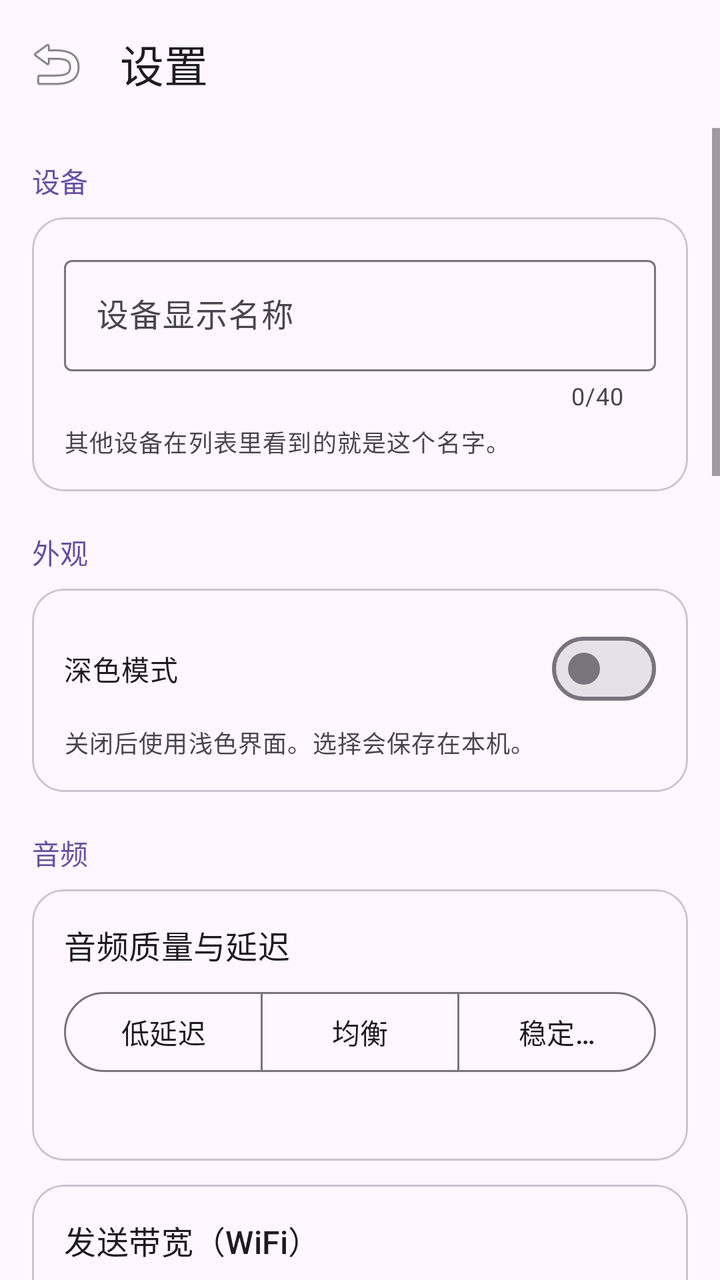
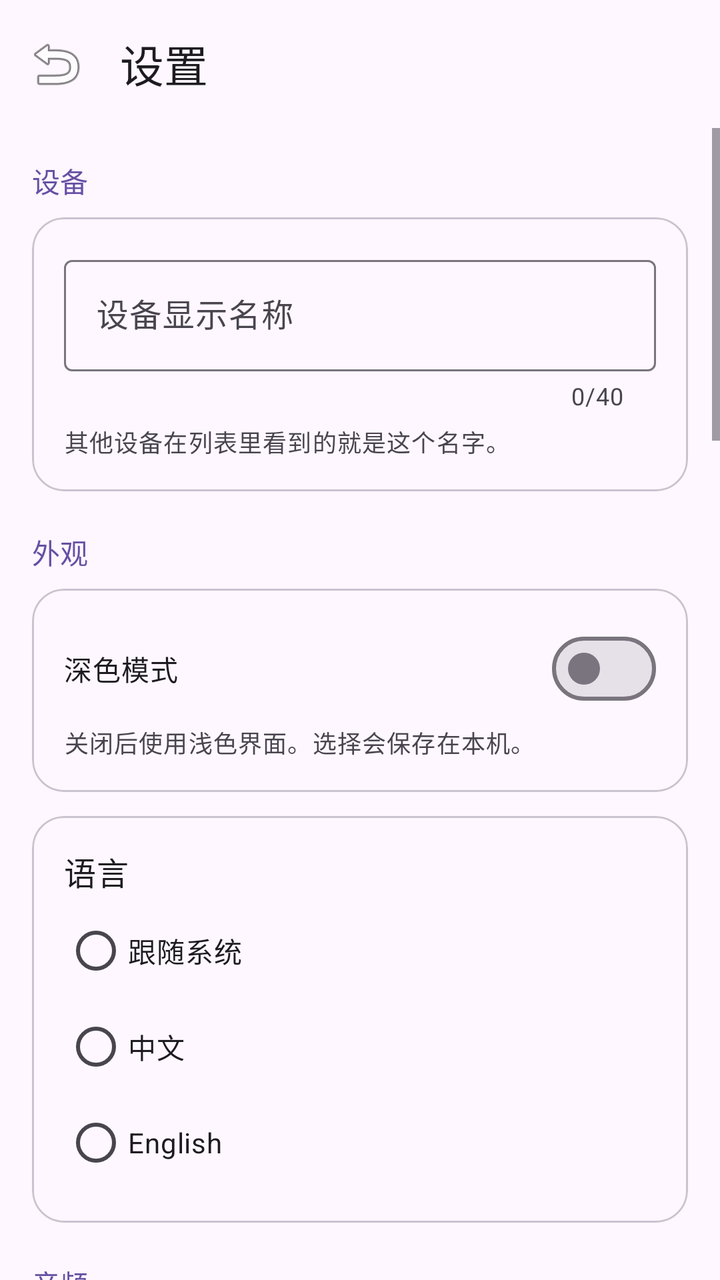

Screens rendered from an Android XML layout before and after an edit, with the pre-edit source and the edit as a unified diff.
<!-- AndroidManifest.xml: application theme Theme.AudioHub -->
<!-- res/layout/activity_settings.xml -->
<?xml version="1.0" encoding="utf-8"?>
<LinearLayout xmlns:android="http://schemas.android.com/apk/res/android"
    xmlns:app="http://schemas.android.com/apk/res-auto"
    android:id="@+id/settingsRoot"
    android:layout_width="match_parent"
    android:layout_height="match_parent"
    android:background="?attr/colorSurface"
    android:orientation="vertical">

    <com.google.android.material.appbar.MaterialToolbar
        android:id="@+id/settingsToolbar"
        android:layout_width="match_parent"
        android:layout_height="?attr/actionBarSize"
        android:background="?attr/colorSurface"
        app:navigationIcon="@android:drawable/ic_menu_revert"
        app:title="@string/settings_title" />

    <ScrollView
        android:id="@+id/settingsScroll"
        android:layout_width="match_parent"
        android:layout_height="0dp"
        android:layout_weight="1">

        <LinearLayout
            android:layout_width="match_parent"
            android:layout_height="wrap_content"
            android:orientation="vertical"
            android:padding="16dp">

            
            <TextView
                android:layout_width="match_parent"
                android:layout_height="wrap_content"
                android:text="@string/settings_group_device"
                android:textAppearance="?attr/textAppearanceTitleSmall"
                android:textColor="?attr/colorPrimary" />

            <com.google.android.material.card.MaterialCardView
                android:layout_width="match_parent"
                android:layout_height="wrap_content"
                android:layout_marginTop="8dp"
                app:cardCornerRadius="16dp">

                <LinearLayout
                    android:layout_width="match_parent"
                    android:layout_height="wrap_content"
                    android:orientation="vertical"
                    android:padding="16dp">

                    <com.google.android.material.textfield.TextInputLayout
                        android:id="@+id/layoutDeviceName"
                        style="@style/Widget.Material3.TextInputLayout.OutlinedBox"
                        android:layout_width="match_parent"
                        android:layout_height="wrap_content"
                        android:hint="@string/settings_device_name"
                        app:counterEnabled="true"
                        app:counterMaxLength="40">

                        <com.google.android.material.textfield.TextInputEditText
                            android:id="@+id/editDeviceName"
                            android:layout_width="match_parent"
                            android:layout_height="wrap_content"
                            android:inputType="text"
                            android:maxLength="40"
                            android:maxLines="1" />
                    </com.google.android.material.textfield.TextInputLayout>

                    <TextView
                        android:layout_width="match_parent"
                        android:layout_height="wrap_content"
                        android:layout_marginTop="6dp"
                        android:text="@string/settings_device_name_hint"
                        android:textAppearance="?attr/textAppearanceBodySmall"
                        android:textColor="?android:attr/textColorSecondary" />
                </LinearLayout>
            </com.google.android.material.card.MaterialCardView>

            <TextView
                android:layout_width="match_parent"
                android:layout_height="wrap_content"
                android:layout_marginTop="20dp"
                android:text="@string/settings_group_appearance"
                android:textAppearance="?attr/textAppearanceTitleSmall"
                android:textColor="?attr/colorPrimary" />

            <com.google.android.material.card.MaterialCardView
                android:layout_width="match_parent"
                android:layout_height="wrap_content"
                android:layout_marginTop="8dp"
                app:cardCornerRadius="16dp">

                <LinearLayout
                    android:layout_width="match_parent"
                    android:layout_height="wrap_content"
                    android:orientation="vertical"
                    android:padding="16dp">

                    <com.google.android.material.materialswitch.MaterialSwitch
                        android:id="@+id/switchDarkMode"
                        android:layout_width="match_parent"
                        android:layout_height="wrap_content"
                        android:text="@string/settings_dark_mode" />

                    <TextView
                        android:layout_width="match_parent"
                        android:layout_height="wrap_content"
                        android:layout_marginTop="4dp"
                        android:text="@string/settings_dark_mode_hint"
                        android:textAppearance="?attr/textAppearanceBodySmall"
                        android:textColor="?android:attr/textColorSecondary" />
                </LinearLayout>
            </com.google.android.material.card.MaterialCardView>

            
            <TextView
                android:layout_width="match_parent"
                android:layout_height="wrap_content"
                android:layout_marginTop="20dp"
                android:text="@string/settings_group_audio"
                android:textAppearance="?attr/textAppearanceTitleSmall"
                android:textColor="?attr/colorPrimary" />

            
            <com.google.android.material.card.MaterialCardView
                android:layout_width="match_parent"
                android:layout_height="wrap_content"
                android:layout_marginTop="8dp"
                app:cardCornerRadius="16dp">

                <LinearLayout
                    android:layout_width="match_parent"
                    android:layout_height="wrap_content"
                    android:orientation="vertical"
                    android:padding="16dp">

                    <TextView
                        android:layout_width="match_parent"
                        android:layout_height="wrap_content"
                        android:text="@string/settings_quality"
                        android:textAppearance="?attr/textAppearanceTitleMedium" />

                    <com.google.android.material.button.MaterialButtonToggleGroup
                        android:id="@+id/toggleQuality"
                        android:layout_width="match_parent"
                        android:layout_height="wrap_content"
                        android:layout_marginTop="8dp"
                        app:selectionRequired="true"
                        app:singleSelection="true">

                        <com.google.android.material.button.MaterialButton
                            android:id="@+id/btnQLow"
                            style="?attr/materialButtonOutlinedStyle"
                            android:layout_width="0dp"
                            android:layout_height="wrap_content"
                            android:layout_weight="1"
                            android:text="@string/quality_low" />

                        <com.google.android.material.button.MaterialButton
                            android:id="@+id/btnQBalanced"
                            style="?attr/materialButtonOutlinedStyle"
                            android:layout_width="0dp"
                            android:layout_height="wrap_content"
                            android:layout_weight="1"
                            android:text="@string/quality_balanced" />

                        <com.google.android.material.button.MaterialButton
                            android:id="@+id/btnQStable"
                            style="?attr/materialButtonOutlinedStyle"
                            android:layout_width="0dp"
                            android:layout_height="wrap_content"
                            android:layout_weight="1"
                            android:text="@string/quality_stable" />
                    </com.google.android.material.button.MaterialButtonToggleGroup>

                    <TextView
                        android:id="@+id/txtQualityHint"
                        android:layout_width="match_parent"
                        android:layout_height="wrap_content"
                        android:layout_marginTop="8dp"
                        android:textAppearance="?attr/textAppearanceBodySmall"
                        android:textColor="?android:attr/textColorSecondary" />
                </LinearLayout>
            </com.google.android.material.card.MaterialCardView>

            
            <com.google.android.material.card.MaterialCardView
                android:layout_width="match_parent"
                android:layout_height="wrap_content"
                android:layout_marginTop="12dp"
                app:cardCornerRadius="16dp">

                <LinearLayout
                    android:layout_width="match_parent"
                    android:layout_height="wrap_content"
                    android:orientation="vertical"
                    android:padding="16dp">

                    <TextView
                        android:layout_width="match_parent"
                        android:layout_height="wrap_content"
                        android:text="@string/settings_bandwidth"
                        android:textAppearance="?attr/textAppearanceTitleMedium" />

                    <RadioGroup
                        android:id="@+id/radioBandwidth"
                        android:layout_width="match_parent"
                        android:layout_height="wrap_content"
                        android:layout_marginTop="4dp"
                        android:orientation="vertical">

                        <com.google.android.material.radiobutton.MaterialRadioButton
                            android:id="@+id/rbBw0"
                            android:layout_width="match_parent"
                            android:layout_height="wrap_content" />

                        <com.google.android.material.radiobutton.MaterialRadioButton
                            android:id="@+id/rbBw1"
                            android:layout_width="match_parent"
                            android:layout_height="wrap_content" />

                        <com.google.android.material.radiobutton.MaterialRadioButton
                            android:id="@+id/rbBw2"
                            android:layout_width="match_parent"
                            android:layout_height="wrap_content" />

                        <com.google.android.material.radiobutton.MaterialRadioButton
                            android:id="@+id/rbBw3"
                            android:layout_width="match_parent"
                            android:layout_height="wrap_content" />
                    </RadioGroup>

                    <TextView
                        android:layout_width="match_parent"
                        android:layout_height="wrap_content"
                        android:layout_marginTop="6dp"
                        android:text="@string/bandwidth_note"
                        android:textAppearance="?attr/textAppearanceBodySmall"
                        android:textColor="?android:attr/textColorSecondary" />
                </LinearLayout>
            </com.google.android.material.card.MaterialCardView>

            
            <com.google.android.material.card.MaterialCardView
                android:layout_width="match_parent"
                android:layout_height="wrap_content"
                android:layout_marginTop="12dp"
                app:cardCornerRadius="16dp">

                <LinearLayout
                    android:layout_width="match_parent"
                    android:layout_height="wrap_content"
                    android:orientation="vertical"
                    android:padding="16dp">

                    <com.google.android.material.materialswitch.MaterialSwitch
                        android:id="@+id/switchExclusive"
                        android:layout_width="match_parent"
                        android:layout_height="wrap_content"
                        android:text="@string/settings_exclusive" />

                    <TextView
                        android:layout_width="match_parent"
                        android:layout_height="wrap_content"
                        android:layout_marginTop="6dp"
                        android:text="@string/settings_exclusive_hint"
                        android:textAppearance="?attr/textAppearanceBodySmall"
                        android:textColor="?android:attr/textColorSecondary" />
                </LinearLayout>
            </com.google.android.material.card.MaterialCardView>

            
            <com.google.android.material.card.MaterialCardView
                android:layout_width="match_parent"
                android:layout_height="wrap_content"
                android:layout_marginTop="12dp"
                app:cardCornerRadius="16dp">

                <LinearLayout
                    android:layout_width="match_parent"
                    android:layout_height="wrap_content"
                    android:orientation="vertical"
                    android:padding="16dp">

                    <com.google.android.material.materialswitch.MaterialSwitch
                        android:id="@+id/switchAutoConnect"
                        android:layout_width="match_parent"
                        android:layout_height="wrap_content"
                        android:text="@string/settings_autoconnect" />

                    <TextView
                        android:layout_width="match_parent"
                        android:layout_height="wrap_content"
                        android:layout_marginTop="6dp"
                        android:text="@string/settings_autoconnect_hint"
                        android:textAppearance="?attr/textAppearanceBodySmall"
                        android:textColor="?android:attr/textColorSecondary" />
                </LinearLayout>
            </com.google.android.material.card.MaterialCardView>

            
            <com.google.android.material.card.MaterialCardView
                android:layout_width="match_parent"
                android:layout_height="wrap_content"
                android:layout_marginTop="12dp"
                app:cardCornerRadius="16dp">

                <LinearLayout
                    android:layout_width="match_parent"
                    android:layout_height="wrap_content"
                    android:orientation="vertical"
                    android:padding="16dp">

                    <com.google.android.material.materialswitch.MaterialSwitch
                        android:id="@+id/switchLog"
                        android:layout_width="match_parent"
                        android:layout_height="wrap_content"
                        android:text="@string/settings_log" />

                    <TextView
                        android:layout_width="match_parent"
                        android:layout_height="wrap_content"
                        android:layout_marginTop="6dp"
                        android:text="@string/settings_log_hint"
                        android:textAppearance="?attr/textAppearanceBodySmall"
                        android:textColor="?android:attr/textColorSecondary" />
                </LinearLayout>
            </com.google.android.material.card.MaterialCardView>

            
            <TextView
                android:layout_width="match_parent"
                android:layout_height="wrap_content"
                android:layout_marginTop="20dp"
                android:layout_marginBottom="6dp"
                android:text="@string/settings_security"
                android:textAppearance="?attr/textAppearanceTitleSmall"
                android:textColor="?attr/colorPrimary" />

            <com.google.android.material.card.MaterialCardView
                android:layout_width="match_parent"
                android:layout_height="wrap_content"
                app:cardCornerRadius="16dp">

                <LinearLayout
                    android:layout_width="match_parent"
                    android:layout_height="wrap_content"
                    android:orientation="vertical"
                    android:padding="16dp">

                    <com.google.android.material.materialswitch.MaterialSwitch
                        android:id="@+id/switchApproval"
                        android:layout_width="match_parent"
                        android:layout_height="wrap_content"
                        android:text="@string/settings_approval" />

                    <TextView
                        android:layout_width="match_parent"
                        android:layout_height="wrap_content"
                        android:layout_marginTop="6dp"
                        android:text="@string/settings_approval_hint"
                        android:textAppearance="?attr/textAppearanceBodySmall"
                        android:textColor="?android:attr/textColorSecondary" />

                    <View
                        android:layout_width="match_parent"
                        android:layout_height="1dp"
                        android:layout_marginTop="14dp"
                        android:layout_marginBottom="14dp"
                        android:background="?android:attr/listDivider" />

                    <TextView
                        android:layout_width="match_parent"
                        android:layout_height="wrap_content"
                        android:text="@string/settings_approved_devices"
                        android:textAppearance="?attr/textAppearanceTitleSmall" />

                    <TextView
                        android:id="@+id/txtApproved"
                        android:layout_width="match_parent"
                        android:layout_height="wrap_content"
                        android:layout_marginTop="6dp"
                        android:fontFamily="monospace"
                        android:textAppearance="?attr/textAppearanceBodySmall"
                        android:textColor="?android:attr/textColorSecondary" />

                    <com.google.android.material.button.MaterialButton
                        android:id="@+id/btnClearApproved"
                        style="?attr/materialButtonOutlinedStyle"
                        android:layout_width="wrap_content"
                        android:layout_height="wrap_content"
                        android:layout_marginTop="10dp"
                        android:text="@string/settings_approved_clear" />
                </LinearLayout>
            </com.google.android.material.card.MaterialCardView>

            
            <TextView
                android:layout_width="match_parent"
                android:layout_height="wrap_content"
                android:layout_marginTop="20dp"
                android:text="@string/settings_group_about"
                android:textAppearance="?attr/textAppearanceTitleSmall"
                android:textColor="?attr/colorPrimary" />

            <com.google.android.material.card.MaterialCardView
                android:layout_width="match_parent"
                android:layout_height="wrap_content"
                android:layout_marginTop="8dp"
                app:cardCornerRadius="16dp">

                <LinearLayout
                    android:layout_width="match_parent"
                    android:layout_height="wrap_content"
                    android:orientation="vertical"
                    android:padding="8dp">

                    <LinearLayout
                        android:id="@+id/rowSource"
                        android:layout_width="match_parent"
                        android:layout_height="wrap_content"
                        android:background="?attr/selectableItemBackground"
                        android:clickable="true"
                        android:focusable="true"
                        android:gravity="center_vertical"
                        android:orientation="horizontal"
                        android:padding="12dp">

                        <LinearLayout
                            android:layout_width="0dp"
                            android:layout_height="wrap_content"
                            android:layout_weight="1"
                            android:orientation="vertical">

                            <TextView
                                android:layout_width="match_parent"
                                android:layout_height="wrap_content"
                                android:text="@string/settings_source_code"
                                android:textAppearance="?attr/textAppearanceTitleMedium" />

                            <TextView
                                android:id="@+id/txtSourceUrl"
                                android:layout_width="match_parent"
                                android:layout_height="wrap_content"
                                android:textAppearance="?attr/textAppearanceBodySmall"
                                android:textColor="?android:attr/textColorSecondary" />
                        </LinearLayout>

                        <TextView
                            android:layout_width="wrap_content"
                            android:layout_height="wrap_content"
                            android:text="›"
                            android:textAppearance="?attr/textAppearanceHeadlineSmall"
                            android:textColor="?android:attr/textColorSecondary" />
                    </LinearLayout>

                    <View
                        android:layout_width="match_parent"
                        android:layout_height="1dp"
                        android:layout_marginStart="12dp"
                        android:layout_marginEnd="12dp"
                        android:background="?attr/colorOutlineVariant" />

                    <TextView
                        android:id="@+id/txtVersion"
                        android:layout_width="match_parent"
                        android:layout_height="wrap_content"
                        android:padding="12dp"
                        android:textAppearance="?attr/textAppearanceBodyMedium" />
                </LinearLayout>
            </com.google.android.material.card.MaterialCardView>

            <TextView
                android:layout_width="match_parent"
                android:layout_height="wrap_content"
                android:layout_marginTop="16dp"
                android:layout_marginBottom="24dp"
                android:text="@string/settings_license"
                android:textAppearance="?attr/textAppearanceBodySmall"
                android:textColor="?android:attr/textColorSecondary" />
        </LinearLayout>
    </ScrollView>
</LinearLayout>
<!-- resources referenced by this layout -->
<resources>
  <string name="bandwidth_note">此档位由发送端决定，接收端自动跟随。\n\n只作用于 WiFi：通过降低采样率和声道数减少带宽；低档位会损失高频。\n\n运行中修改会立即通知已连接的接收端。</string>
  <string name="quality_balanced">均衡</string>
  <string name="quality_low">低延迟</string>
  <string name="quality_stable">稳定优先</string>
  <string name="settings_approval">连接审批</string>
  <string name="settings_approval_hint">开启后，新设备接入不会立刻收到你的音频，需要你在「发送」页点【允许】。批准过的设备会自动放行，不再询问。\n\n关闭后任何设备连上即可接收音频（不安全，仅在完全可信的局域网里使用）。</string>
  <string name="settings_approved_clear">全部撤销</string>
  <string name="settings_approved_devices">已批准的设备</string>
  <string name="settings_autoconnect">自动连接新设备</string>
  <string name="settings_autoconnect_hint">发现新发送端时自动连接。关闭后可在设备列表里手动勾选。</string>
  <string name="settings_bandwidth">发送带宽（WiFi）</string>
  <string name="settings_dark_mode">深色模式</string>
  <string name="settings_dark_mode_hint">关闭后使用浅色界面。选择会保存在本机。</string>
  <string name="settings_device_name">设备显示名称</string>
  <string name="settings_device_name_hint">其他设备在列表里看到的就是这个名字。</string>
  <string name="settings_exclusive">独占音频输出</string>
  <string name="settings_exclusive_hint">开启后，本应用播放时其他应用的声音会被暂停；关闭则与本机其他声音同时播放。默认关闭。</string>
  <string name="settings_group_about">关于</string>
  <string name="settings_group_appearance">外观</string>
  <string name="settings_group_audio">音频</string>
  <string name="settings_group_device">设备</string>
  <string name="settings_license">音频和剪贴板内容在已连接的局域网设备间传输。请只在可信网络中使用。</string>
  <string name="settings_log">记录运行日志</string>
  <string name="settings_log_hint">默认关闭。日志用于排查问题，长期开启会持续占用内存与电量；关闭后各页面的日志区域将不再更新。</string>
  <string name="settings_quality">音频质量与延迟</string>
  <string name="settings_security">安全</string>
  <string name="settings_source_code">源代码</string>
  <string name="settings_title">设置</string>
  <style name="Theme.AudioHub" parent="Theme.Material3.DayNight.NoActionBar" />
</resources>

<!-- the commit's change to res/layout/activity_settings.xml (unified diff, before → after) -->
@@ -112,6 +112,53 @@
             </com.google.android.material.card.MaterialCardView>
 
             
+            <com.google.android.material.card.MaterialCardView
+                android:layout_width="match_parent"
+                android:layout_height="wrap_content"
+                android:layout_marginTop="12dp"
+                app:cardCornerRadius="16dp">
+
+                <LinearLayout
+                    android:layout_width="match_parent"
+                    android:layout_height="wrap_content"
+                    android:orientation="vertical"
+                    android:padding="16dp">
+
+                    <TextView
+                        android:layout_width="match_parent"
+                        android:layout_height="wrap_content"
+                        android:text="@string/settings_language"
+                        android:textAppearance="?attr/textAppearanceTitleMedium" />
+
+                    <RadioGroup
+                        android:id="@+id/radioLanguage"
+                        android:layout_width="match_parent"
+                        android:layout_height="wrap_content"
+                        android:layout_marginTop="4dp"
+                        android:orientation="vertical">
+
+                        <com.google.android.material.radiobutton.MaterialRadioButton
+                            android:id="@+id/langSystem"
+                            android:layout_width="match_parent"
+                            android:layout_height="wrap_content"
+                            android:text="@string/language_system" />
+
+                        <com.google.android.material.radiobutton.MaterialRadioButton
+                            android:id="@+id/langChinese"
+                            android:layout_width="match_parent"
+                            android:layout_height="wrap_content"
+                            android:text="@string/language_chinese" />
+
+                        <com.google.android.material.radiobutton.MaterialRadioButton
+                            android:id="@+id/langEnglish"
+                            android:layout_width="match_parent"
+                            android:layout_height="wrap_content"
+                            android:text="@string/language_english" />
+                    </RadioGroup>
+                </LinearLayout>
+            </com.google.android.material.card.MaterialCardView>
+
+            
             <TextView
                 android:layout_width="match_parent"
                 android:layout_height="wrap_content"
<!-- resource entries referenced after the edit -->
@@ -1,6 +1,9 @@
 <!-- resources referenced by this layout -->
 <resources>
   <string name="bandwidth_note">此档位由发送端决定，接收端自动跟随。\n\n只作用于 WiFi：通过降低采样率和声道数减少带宽；低档位会损失高频。\n\n运行中修改会立即通知已连接的接收端。</string>
+  <string name="language_chinese">中文</string>
+  <string name="language_english">English</string>
+  <string name="language_system">跟随系统</string>
   <string name="quality_balanced">均衡</string>
   <string name="quality_low">低延迟</string>
   <string name="quality_stable">稳定优先</string>
@@ -21,6 +24,7 @@
   <string name="settings_group_appearance">外观</string>
   <string name="settings_group_audio">音频</string>
   <string name="settings_group_device">设备</string>
+  <string name="settings_language">语言</string>
   <string name="settings_license">音频和剪贴板内容在已连接的局域网设备间传输。请只在可信网络中使用。</string>
   <string name="settings_log">记录运行日志</string>
   <string name="settings_log_hint">默认关闭。日志用于排查问题，长期开启会持续占用内存与电量；关闭后各页面的日志区域将不再更新。</string>
